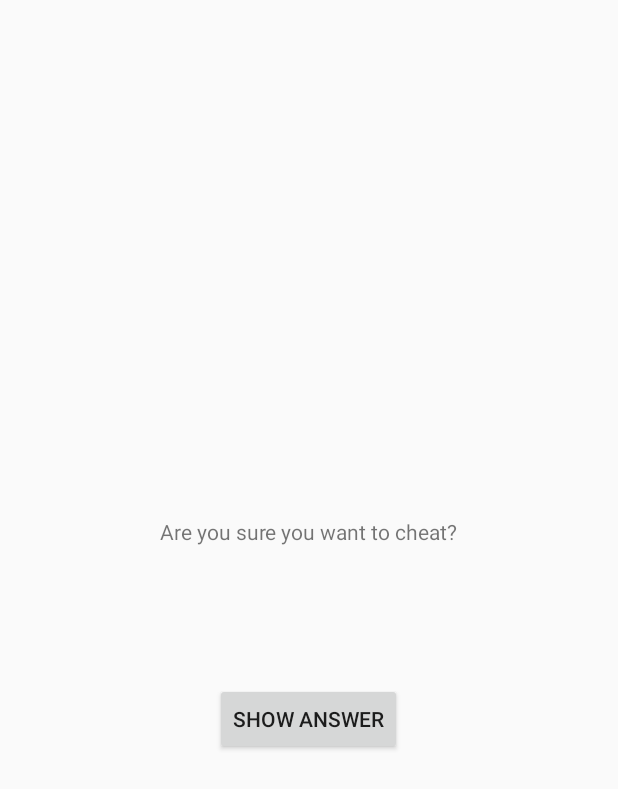
After one commit to TechnicallyHannah/GeoQuiz, an Android app: the layout activity_cheat.xml on its own in the app's theme, with its tools: preview values and no code run, on a phone screen of 412 x 824 dp. The commit adds this screen. Shown: the top 789 px of the screen. Run offline under Robolectric (Android 15) with nearby library versions, the phone set to English and light mode, and no system bars.

Commit message:
added activity and xml for cheat page

```diff
--- /dev/null
+++ b/app/src/main/java/com/example/a712948/geoquiz/CheatActivity.java
@@ -0,0 +1,17 @@
+package com.example.a712948.geoquiz;
+
+import android.os.Bundle;
+import android.support.v7.app.ActionBarActivity;
+
+/**
+ * @author Hannah Paulson
+ * @since 8/5/15.
+ */
+public class CheatActivity extends ActionBarActivity{
+
+    @Override
+    protected void onCreate(Bundle savedInstanceState){
+        super.onCreate(savedInstanceState);
+        setContentView(R.layout.activity_cheat);
+    }
+}
--- /dev/null
+++ b/app/src/main/res/layout/activity_cheat.xml
@@ -0,0 +1,22 @@
+<?xml version="1.0" encoding="utf-8"?>
+<LinearLayout xmlns:android="http://schemas.android.com/apk/res/android"
+              android:orientation="vertical"
+              android:layout_width="match_parent"
+              android:layout_height="match_parent"
+        android:gravity="center">
+
+    <TextView android:layout_width="wrap_content"
+              android:layout_height="wrap_content"
+              android:id="@+id/warning"
+              android:padding="24dp"
+              android:text="@string/warning_text"/>
+    <TextView android:layout_width="wrap_content"
+              android:layout_height="wrap_content"
+              android:id="@+id/answer_text_view"
+              android:padding="24dp"/>
+    <Button android:layout_width="wrap_content"
+            android:layout_height="wrap_content"
+            android:text="@string/show_answer_button"
+            />
+
+</LinearLayout>
--- a/app/src/main/res/values/strings.xml
+++ b/app/src/main/res/values/strings.xml
@@ -13,4 +13,8 @@
     <string name="action_settings">Settings</string>
     <string name="next_button">Next</string>
     <string name="back_button">Previous</string>
+    <string name="cheat_button"> Cheat! </string>
+    <string name="warning_text"> Are you sure you want to cheat? </string>
+    <string name="show_answer_button"> Show Answer</string>
+    <string name="judgment_toast">Wow, cheating is bad mmkay</string>
 </resources>
```
